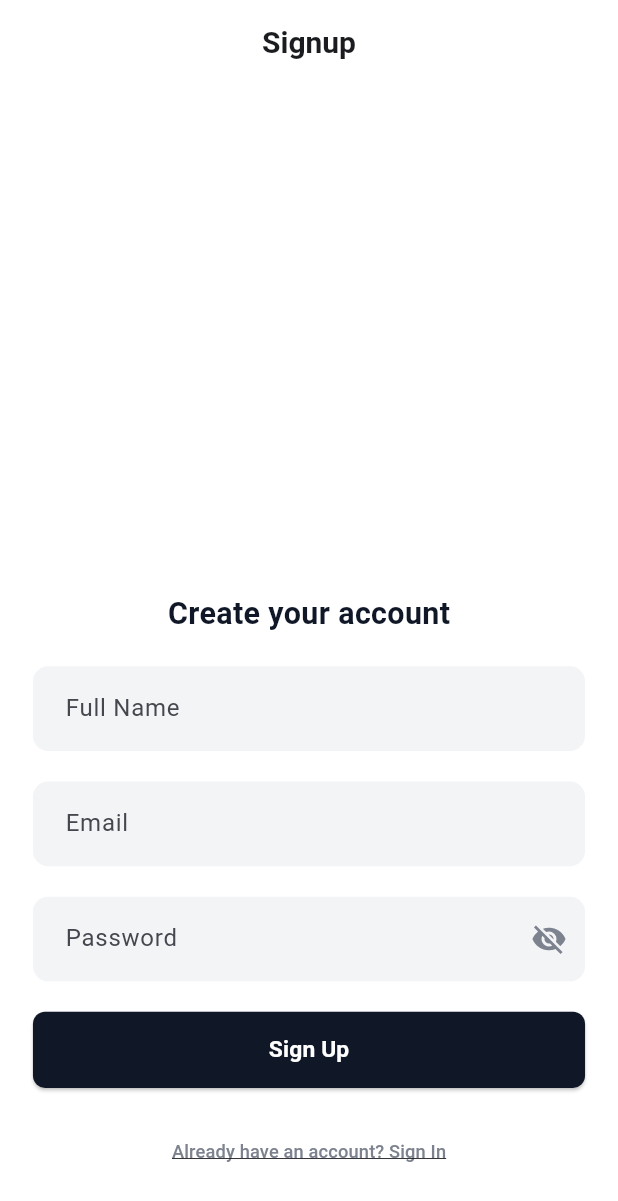
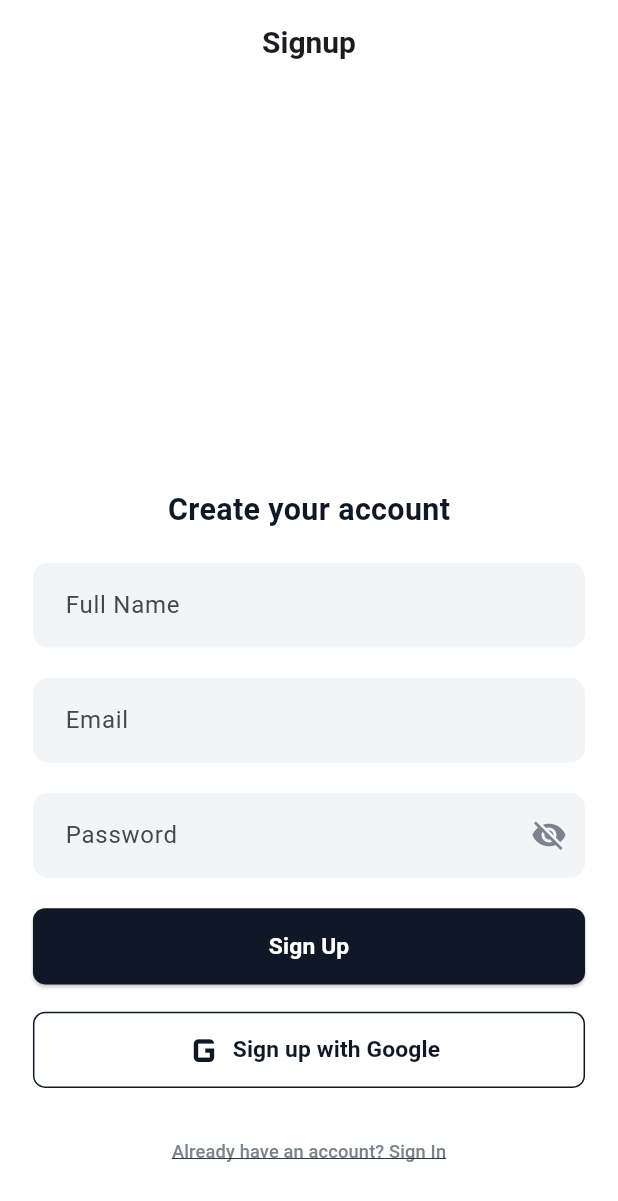
Before and after one commit to jinscodes/app_tact, a Flutter app: the SignupScreen screen opened by its route, on a phone screen of 412 x 824 dp. Shown: the top 1201 px of the screen. Run offline on Flutter 3.47's test engine with Material 3 defaults, Android fonts, the light colour scheme and no system bars; our stand-ins replace firebase_auth, firebase_core, flutter_dotenv, flutter_screenutil, google_sign_in; accounts and stored records are empty.

Commit message:
Jay's AppDev - Sign up and sign in with google account

```diff
--- a/lib/widgets/signup.dart
+++ b/lib/widgets/signup.dart
@@ -20,6 +20,7 @@ class _SignupScreenState extends State<SignupScreen> {
   bool _hasEmailText = false;
   bool _hasPasswordText = false;
   bool _isLoading = false;
+  bool _isGoogleLoading = false;
   bool _hasNameError = false;
   bool _hasEmailError = false;
   bool _hasPasswordError = false;
@@ -79,6 +80,38 @@ class _SignupScreenState extends State<SignupScreen> {
     } finally {
       setState(() {
         _isLoading = false;
+      });
+    }
+  }
+
+  Future<void> _signUpWithGoogle() async {
+    setState(() {
+      _isGoogleLoading = true;
+    });
+
+    try {
+      UserCredential? result = await _authService.signInWithGoogle();
+
+      if (result != null && result.user != null) {
+        if (result.additionalUserInfo?.isNewUser == true) {
+          print('New Google user created: ${result.user!.email}');
+          Navigate.toAndRemoveUntil(context, '/home');
+        } else {
+          print('Existing Google user signed in: ${result.user!.email}');
+          Navigate.to(context, '/home');
+        }
+      }
+    } catch (e) {
+      print('Google Sign-Up error: $e');
+      ScaffoldMessenger.of(context).showSnackBar(
+        SnackBar(
+          content: Text('Failed to sign up with Google. Please try again.'),
+          backgroundColor: Colors.red,
+        ),
+      );
+    } finally {
+      setState(() {
+        _isGoogleLoading = false;
       });
     }
   }
@@ -318,6 +351,46 @@ class _SignupScreenState extends State<SignupScreen> {
                   ),
                 ),
                 SizedBox(height: 18.h),
+                SizedBox(
+                  width: double.infinity,
+                  height: 50.h,
+                  child: ElevatedButton(
+                    onPressed: _isGoogleLoading ? null : _signUpWithGoogle,
+                    style: ElevatedButton.styleFrom(
+                      elevation: 0,
+                      backgroundColor: Colors.white,
+                      shape: RoundedRectangleBorder(
+                        side: BorderSide(
+                          color: AppColors.buttonGray,
+                          width: 1,
+                        ),
+                        borderRadius: BorderRadius.circular(8.r),
+                      ),
+                      padding: EdgeInsets.zero,
+                    ),
+                    child: _isGoogleLoading
+                        ? CircularProgressIndicator(color: AppColors.buttonGray)
+                        : Row(
+                            mainAxisAlignment: MainAxisAlignment.center,
+                            children: [
+                              Icon(
+                                Icons.g_mobiledata_outlined,
+                                color: AppColors.buttonGray,
+                                size: 36.sp,
+                              ),
+                              Text(
+                                "Sign up with Google",
+                                style: TextStyle(
+                                  fontSize: 15.sp,
+                                  fontWeight: FontWeight.bold,
+                                  color: AppColors.buttonGray,
+                                ),
+                              ),
+                            ],
+                          ),
+                  ),
+                ),
+                SizedBox(height: 18.h),
                 TextButton(
                   onPressed: () => Navigator.of(context).pop(),
                   child: Text(
--- a/pubspec.yaml
+++ b/pubspec.yaml
@@ -15,6 +15,7 @@ dependencies:
   firebase_core: ^3.6.0
   firebase_auth: ^5.3.1
   flutter_dotenv: ^5.2.1
+  google_sign_in: ^6.1.5
 
 dev_dependencies:
   flutter_test:
```
Also changed, not shown: lib/services/auth_service.dart (+40 -0 lines), lib/widgets/login.dart (+46 -57 lines), pubspec.lock, 24 other files.
